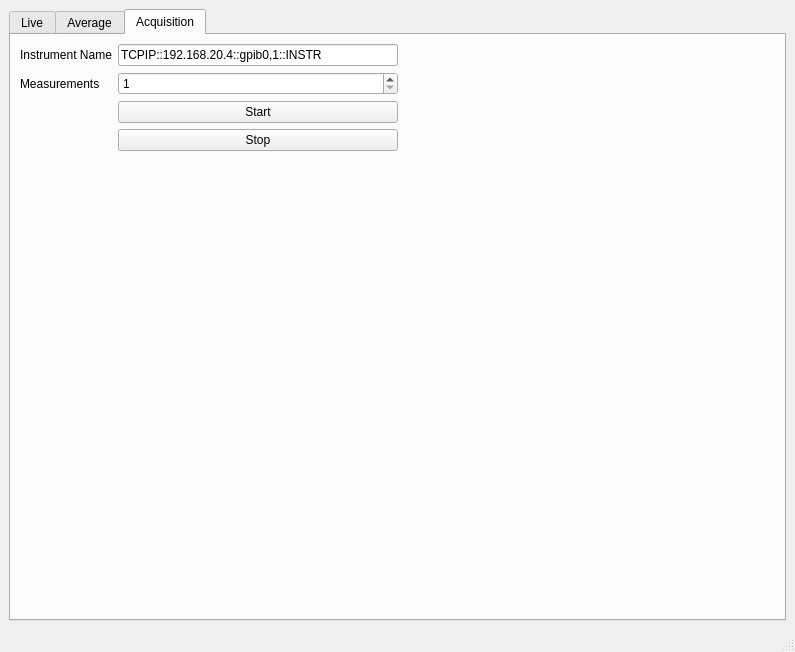
Qt form ns_app.ui (zmitchell/ns_trcd) before a commit.
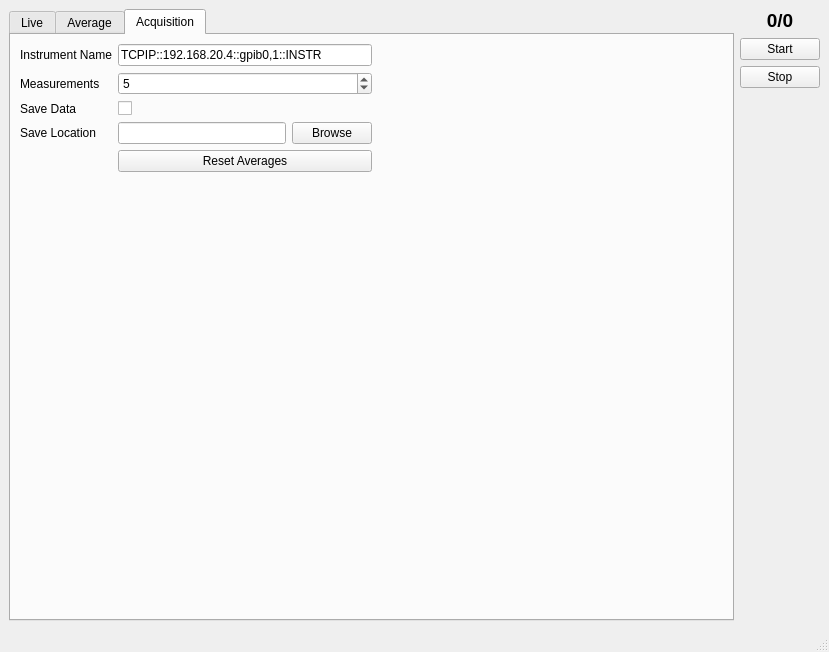
The same form after that commit. The open tabs and pages were chosen to show the change. Custom widgets are drawn as their Qt base class.

Commit message: feat(ui): Rearrange and add new acq. controls

```diff
--- a/ns_app.ui
+++ b/ns_app.ui
@@ -6,7 +6,7 @@
    <rect>
     <x>0</x>
     <y>0</y>
-    <width>795</width>
+    <width>829</width>
     <height>652</height>
    </rect>
   </property>
@@ -305,9 +305,30 @@
             <item>
              <layout class="QGridLayout" name="gridLayout">
               <item row="2" column="1">
-               <widget class="QPushButton" name="start_btn">
+               <widget class="QCheckBox" name="save_data_checkbox">
                 <property name="text">
-                 <string>Start</string>
+                 <string/>
+                </property>
+               </widget>
+              </item>
+              <item row="2" column="0">
+               <widget class="QLabel" name="label">
+                <property name="text">
+                 <string>Save Data</string>
+                </property>
+               </widget>
+              </item>
+              <item row="3" column="0">
+               <widget class="QLabel" name="label_2">
+                <property name="text">
+                 <string>Save Location</string>
+                </property>
+               </widget>
+              </item>
+              <item row="5" column="1">
+               <widget class="QPushButton" name="reset_avg_btn">
+                <property name="text">
+                 <string>Reset Averages</string>
                 </property>
                </widget>
               </item>
@@ -318,16 +339,6 @@
                 </property>
                </widget>
               </item>
-              <item row="3" column="1">
-               <widget class="QPushButton" name="stop_btn">
-                <property name="text">
-                 <string>Stop</string>
-                </property>
-                <property name="flat">
-                 <bool>false</bool>
-                </property>
-               </widget>
-              </item>
               <item row="0" column="0">
                <widget class="QLabel" name="instr_name_label">
                 <property name="text">
@@ -350,8 +361,25 @@
                 <property name="maximum">
                  <number>1000000</number>
                 </property>
+                <property name="value">
+                 <number>5</number>
+                </property>
                </widget>
               </item>
+              <item row="3" column="1">
+               <layout class="QHBoxLayout" name="horizontalLayout_3">
+                <item>
+                 <widget class="QLineEdit" name="save_loc"/>
+                </item>
+                <item>
+                 <widget class="QPushButton" name="save_loc_browse_btn">
+                  <property name="text">
+                   <string>Browse</string>
+                  </property>
+                 </widget>
+                </item>
+               </layout>
+              </item>
              </layout>
             </item>
             <item>
@@ -387,7 +415,58 @@
        </widget>
       </item>
       <item>
-       <layout class="QVBoxLayout" name="verticalLayout_5"/>
+       <layout class="QVBoxLayout" name="verticalLayout_5">
+        <item>
+         <widget class="QLabel" name="measurement_counter_label">
+          <property name="sizePolicy">
+           <sizepolicy hsizetype="Preferred" vsizetype="Fixed">
+            <horstretch>0</horstretch>
+            <verstretch>0</verstretch>
+           </sizepolicy>
+          </property>
+          <property name="font">
+           <font>
+            <pointsize>14</pointsize>
+            <weight>75</weight>
+            <bold>true</bold>
+           </font>
+          </property>
+          <property name="text">
+           <string>0/0</string>
+          </property>
+          <property name="alignment">
+           <set>Qt::AlignCenter</set>
+          </property>
+         </widget>
+        </item>
+        <item>
+         <widget class="QPushButton" name="start_btn">
+          <property name="text">
+           <string>Start</string>
+          </property>
+         </widget>
+        </item>
+        <item>
+         <widget class="QPushButton" name="stop_btn">
+          <property name="text">
+           <string>Stop</string>
+          </property>
+         </widget>
+        </item>
+        <item>
+         <spacer name="verticalSpacer_2">
+          <property name="orientation">
+           <enum>Qt::Vertical</enum>
+          </property>
+          <property name="sizeHint" stdset="0">
+           <size>
+            <width>20</width>
+            <height>40</height>
+           </size>
+          </property>
+         </spacer>
+        </item>
+       </layout>
       </item>
      </layout>
     </item>
```
Left out of the diff: 6 changed lines with no effect on the pictures. The commit also changes 1 other file.
